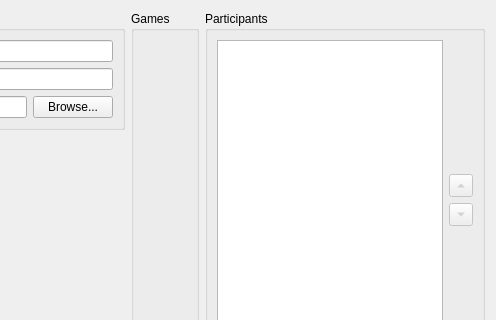
Old version of the form projects/gui/ui/newtournamentdlg.ui in the repository cutechess/cutechess; both pictures show x 307 to 803 and y 0 to 320 of the 803 by 438 pixel window.
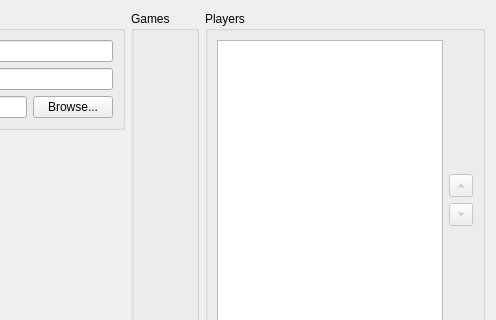
New version of the form. Icons and pictures are not drawn. Custom widgets are drawn as their Qt base class.

Commit message: gui: rename "Participants" to "Players"

Diff of the .ui file:
```diff
--- a/projects/gui/ui/newtournamentdlg.ui
+++ b/projects/gui/ui/newtournamentdlg.ui
@@ -142,7 +142,7 @@
           <bool>false</bool>
          </property>
          <property name="title">
-          <string>Participants</string>
+          <string>Players</string>
          </property>
          <property name="flat">
           <bool>false</bool>
```
